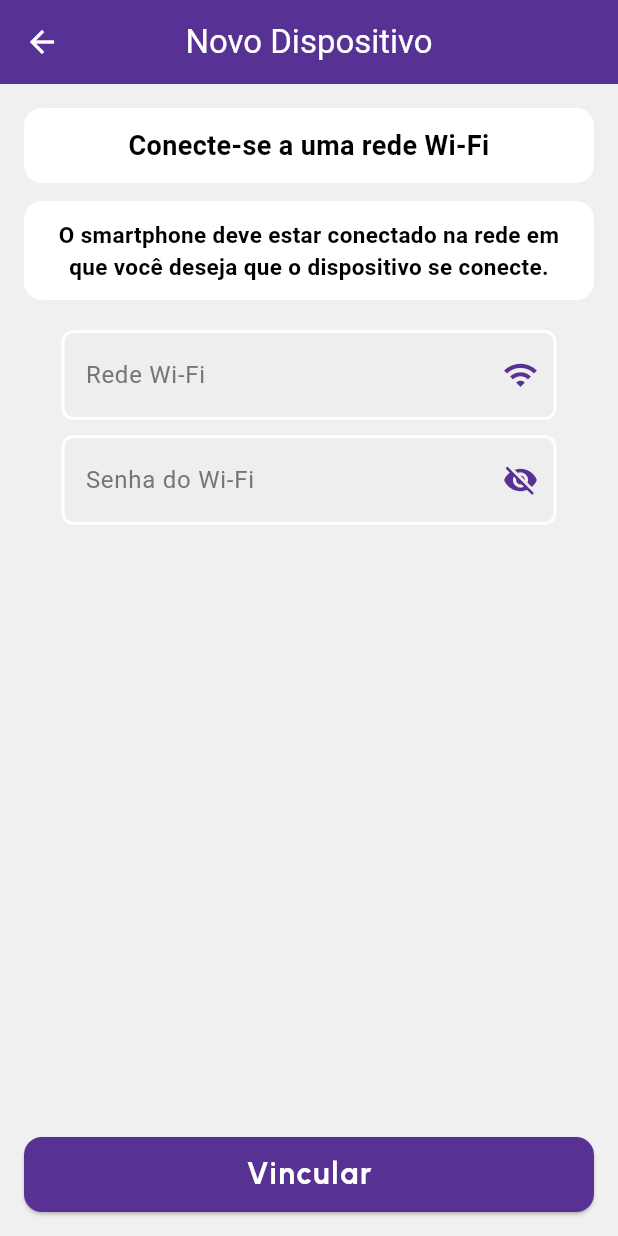
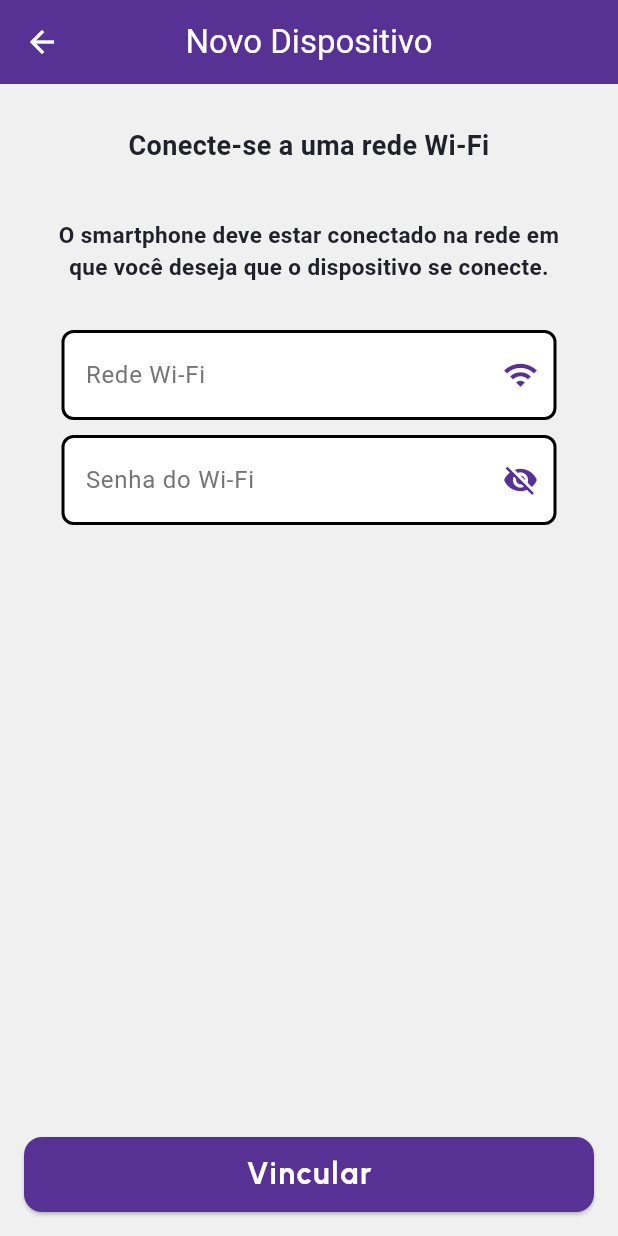
Before and after one commit to GuiJustica/TccCompleto, a Flutter app: the CadastroHardware screen opened by its route, on a phone screen of 412 x 824 dp. Run offline on Flutter 3.47's test engine with Material 3 defaults, Android fonts, the phone set to English and light mode, and no system bars; our stand-ins replace firebase_auth, firebase_core, firebase_database, flutter_blue_plus, mask_text_input_formatter, permission_handler; accounts and stored records are empty.

Commit message:
ajustes das paginas

```diff
--- a/tcc/lib/cadastro_hardware.dart
+++ b/tcc/lib/cadastro_hardware.dart
@@ -1,7 +1,9 @@
 import 'package:flutter/material.dart';
 import 'package:tcc/constants/CoresDefinidas/branco_sujo.dart';
+import 'package:tcc/constants/CoresDefinidas/preto_letra.dart';
 import 'package:tcc/constants/CoresDefinidas/roxo_tres.dart';
 import 'package:tcc/constants/my_textfield.dart';
+import 'package:tcc/constants/my_textfield_wifi.dart';
 
 class CadastroHardware extends StatelessWidget {
   CadastroHardware({super.key});
@@ -41,14 +43,14 @@ class CadastroHardware extends StatelessWidget {
                 child: SingleChildScrollView(
                   child: Column(
                     children: [
-                      MyTextfield(
+                      MyTextfieldWifi(
                         controller: wifiController,
                         hintText: 'Rede Wi-Fi',
                         isPassword: false,
                         icon: Icons.wifi,
                       ),
                       const SizedBox(height: 10),
-                      MyTextfield(
+                      MyTextfieldWifi(
                         controller: senhaWifiController,
                         hintText: 'Senha do Wi-Fi',
                         isPassword: true,
@@ -111,13 +113,13 @@ class CadastroHardware extends StatelessWidget {
       width: double.infinity,
       padding: const EdgeInsets.symmetric(vertical: 12, horizontal: 16),
       decoration: BoxDecoration(
-        color: Colors.white,
+        color: fundoBranco,
         borderRadius: BorderRadius.circular(12),
       ),
       child: Text(
         text,
         style: TextStyle(
-          color: Colors.black,
+          color: pretoLetra,
           fontSize: fontSize,
           fontWeight: FontWeight.bold,
         ),
--- /dev/null
+++ b/tcc/lib/constants/my_textfield_wifi.dart
@@ -0,0 +1,89 @@
+import 'package:flutter/material.dart';
+import 'package:tcc/constants/CoresDefinidas/preto_azulado.dart';
+import 'package:tcc/constants/CoresDefinidas/roxo_tres.dart';
+
+class MyTextfieldWifi extends StatefulWidget {
+  final TextEditingController controller;
+  final String hintText;
+  final bool isPassword;
+  final TextEditingController? mainPasswordController;
+  final IconData? icon;
+
+  const MyTextfieldWifi({
+    super.key,
+    required this.controller,
+    required this.hintText,
+    this.isPassword = false,
+    this.icon,
+    this.mainPasswordController,
+  });
+
+  @override
+  State<MyTextfieldWifi> createState() => _MyTextfieldWifiState();
+}
+
+class _MyTextfieldWifiState extends State<MyTextfieldWifi> {
+  late bool _obscureText;
+  bool _isValid = false;
+
+  @override
+  void initState() {
+    super.initState();
+    _obscureText = widget.isPassword;
+  }
+
+  void _toggleVisibility() {
+    setState(() {
+      _obscureText = !_obscureText;
+    });
+  }
+
+  @override
+  Widget build(BuildContext context) {
+    return Column(
+      crossAxisAlignment: CrossAxisAlignment.start,
+      children: [
+        Padding(
+          padding: const EdgeInsets.symmetric(horizontal: 25),
+          child: TextField(
+            controller: widget.controller,
+            obscureText: _obscureText,
+            textAlignVertical: TextAlignVertical.center,
+            decoration: InputDecoration(
+              hintText: widget.hintText,
+              hintStyle: TextStyle(color: Colors.grey.shade600),
+              fillColor: Colors.white,
+              filled: true,
+              contentPadding: const EdgeInsets.symmetric(
+                horizontal: 12,
+                vertical: 18,
+              ),
+              enabledBorder: OutlineInputBorder(
+                borderSide: BorderSide(width: 2),
+                borderRadius: BorderRadius.circular(8),
+              ),
+              focusedBorder: OutlineInputBorder(
+                borderSide: BorderSide(width: 2),
+                borderRadius: BorderRadius.circular(8),
+              ),
+              suffixIcon:
+                  widget.isPassword
+                      ? IconButton(
+                        icon: Icon(
+                          _obscureText
+                              ? Icons.visibility_off
+                              : Icons.visibility,
+                          color: fundoRoxoTres,
+                        ),
+                        onPressed: _toggleVisibility,
+                      )
+                      : widget.icon != null
+                      ? Icon(widget.icon, color: fundoRoxoTres)
+                      : null,
+            ),
+          ),
+        ),
+      ],
+    );
+  }
+}
```
Also changed, not shown: tcc/lib/perfil.dart (+15 -29 lines), tcc/lib/vinculacao_hardware.dart (+25 -1 lines).
